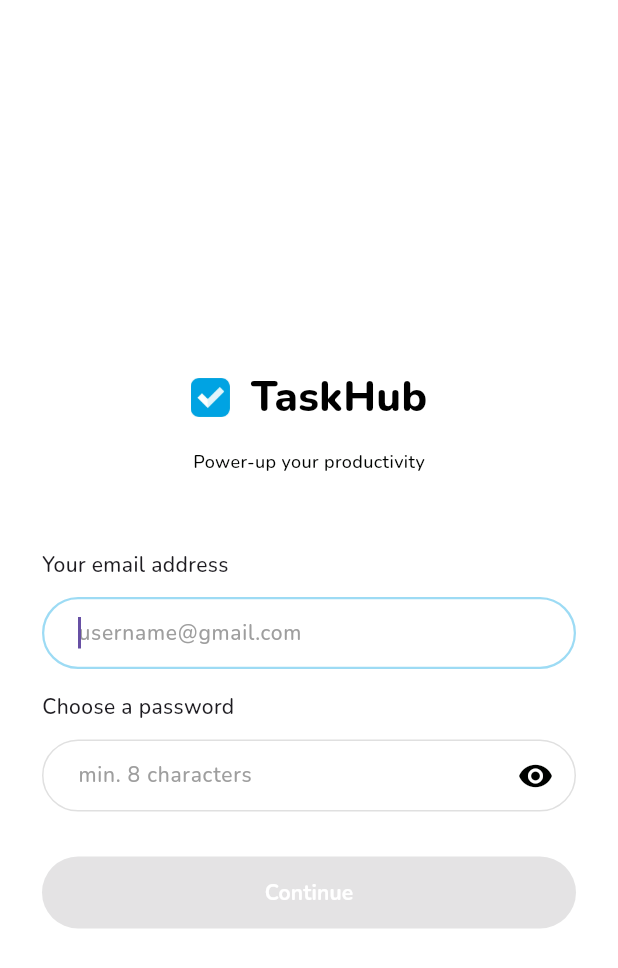
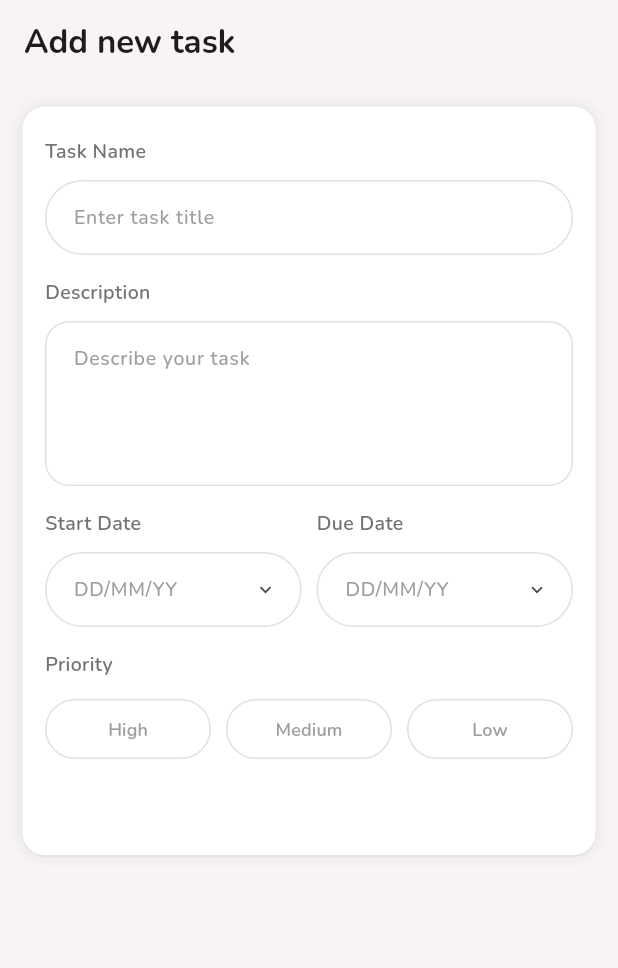
Before and after one commit to dzarurizkyy/taskhub-app, a Flutter app: the screen it shows after launch, on a phone screen of 412 x 824 dp. Shown: the top 968 px of the screen. Run offline on Flutter 3.47's test engine with Material 3 defaults, Android fonts, the phone set to English and light mode, and no system bars; our stand-ins replace html_unescape; accounts and stored records are empty.

Commit message:
commit 3: add page (phase 1)

```diff
--- a/lib/app.dart
+++ b/lib/app.dart
@@ -1,7 +1,8 @@
 import 'package:flutter/material.dart';
 import 'package:provider/provider.dart';
+import 'package:taskhub_app/pages/add_note_page.dart';
 
-import '../pages/login_page.dart';
+// import '../pages/login_page.dart';
 import './providers/user_provider.dart';
 
 class App extends StatelessWidget {
@@ -19,7 +20,7 @@ class App extends StatelessWidget {
       child: MaterialApp(
         debugShowCheckedModeBanner: false,
         title: "TaskHub App",
-        home: LoginPage(),
+        home: AddNotePage(),
       ),
     );
   }
--- /dev/null
+++ b/lib/pages/add_note_page.dart
@@ -0,0 +1,357 @@
+import 'package:flutter/material.dart';
+
+class AddNotePage extends StatefulWidget {
+  const AddNotePage({super.key});
+
+  @override
+  State<AddNotePage> createState() => _AddNotePageState();
+}
+
+class _AddNotePageState extends State<AddNotePage> {
+  final TextEditingController _startDateController = TextEditingController();
+  final TextEditingController _endDateController = TextEditingController();
+  final List<String> priorities = ["High", "Medium", "Low"];
+  int _selectedIndex = 0;
+
+  void _startSelectDate(BuildContext context) async {
+    DateTime? picked = await showDatePicker(
+      context: context,
+      initialDate: DateTime.now(),
+      firstDate: DateTime.now(),
+      lastDate: DateTime(DateTime.now().year, 12, 31),
+    );
+
+    if (picked != null) {
+      _startDateController.text =
+          "${picked.day}/${picked.month}/${picked.year}";
+    }
+  }
+
+  void _endSelectDate(BuildContext context) async {
+    DateTime? picked = await showDatePicker(
+      context: context,
+      initialDate: DateTime.now(),
+      firstDate: DateTime.now(),
+      lastDate: DateTime(DateTime.now().year, 12, 31),
+    );
+
+    if (picked != null) {
+      _endDateController.text = "${picked.day}/${picked.month}/${picked.year}";
+    }
+  }
+
+  @override
+  Widget build(BuildContext context) {
+    final appBar = AppBar(
+        title: Text("Add new task",
+            style: TextStyle(
+                fontFamily: "Nunito",
+                fontSize: 22,
+                fontWeight: FontWeight.w700)),
+        backgroundColor: Color.fromRGBO(248, 244, 244, 1.000));
+    final mediaQueryHeight = MediaQuery.of(context).size.height;
+    final bodyHeight = mediaQueryHeight -
+        appBar.preferredSize.height -
+        MediaQuery.of(context).padding.top;
+
+    return MaterialApp(
+      debugShowCheckedModeBanner: false,
+      home: Scaffold(
+        appBar: appBar,
+        body: SingleChildScrollView(
+          child: Padding(
+            padding: const EdgeInsets.all(15),
+            child: SizedBox(
+              width: MediaQuery.of(context).size.width,
+              child: Container(
+                height: 0.65 * bodyHeight,
+                decoration: BoxDecoration(
+                    color: Color.fromRGBO(255, 255, 255, 1.000),
+                    borderRadius: BorderRadius.circular(15),
+                    boxShadow: [
+                      BoxShadow(
+                        color: Color.fromRGBO(
+                          17,
+                          17,
+                          26,
+                          0.05,
+                        ),
+                        offset: Offset(0, 1), // (x: 0px, y: 1px)
+                        blurRadius: 0, // Tidak ada blur
+                      ),
+                      BoxShadow(
+                        color: Color.fromRGBO(
+                          17,
+                          17,
+                          26,
+                          0.1,
+                        ),
+                        offset: Offset(0, 0), // Tidak ada offset
+                        blurRadius: 8, // Blur 8px
+                      ),
+                    ]),
+                child: Padding(
+                  padding:
+                      const EdgeInsets.symmetric(horizontal: 15, vertical: 20),
+                  child: Column(
+                    crossAxisAlignment: CrossAxisAlignment.start,
+                    children: [
+                      Text(
+                        "Task Name",
+                        style: TextStyle(
+                          fontFamily: "Nunito",
+                          fontSize: 13,
+                          fontWeight: FontWeight.w600,
+                          color: Color.fromRGBO(113, 114, 118, 1.000),
+                        ),
+                      ),
+                      SizedBox(height: 10),
+                      TextFormField(
+                        style: TextStyle(
+                          fontSize: 13,
+                          fontFamily: "Nunito",
+                          fontWeight: FontWeight.w500,
+                          color: Color.fromARGB(1000, 0, 0, 0),
+                        ),
+                        decoration: InputDecoration(
+                          isDense: true,
+                          contentPadding: EdgeInsets.all(15),
+                          hintText: "Enter task title",
+                          hintStyle: TextStyle(
+                            fontSize: 13,
+                            fontFamily: "Nunito",
+                            fontWeight: FontWeight.w500,
+                            color: Colors.grey,
+                          ),
+                          enabledBorder: OutlineInputBorder(
+                            borderRadius: BorderRadius.circular(30),
+                            borderSide: BorderSide(color: Colors.grey.shade300),
+                          ),
+                          focusedBorder: OutlineInputBorder(
+                            borderRadius: BorderRadius.circular(30),
+                            borderSide: BorderSide(
+                              color: Colors.grey.shade300,
+                            ),
+                          ),
+                        ),
+                      ),
+                      SizedBox(height: 15),
+                      Text(
+                        "Description",
+                        style: TextStyle(
+                          fontFamily: "Nunito",
+                          fontSize: 13,
+                          fontWeight: FontWeight.w600,
+                          color: Color.fromRGBO(113, 114, 118, 1.000),
+                        ),
+                      ),
+                      SizedBox(height: 10),
+                      TextFormField(
+                        keyboardType: TextInputType.multiline,
+                        maxLines: 4,
+                        minLines: 4,
+                        style: TextStyle(
+                          fontSize: 13,
+                          fontFamily: "Nunito",
+                          fontWeight: FontWeight.w500,
+                          color: Color.fromARGB(1000, 0, 0, 0),
+                        ),
+                        decoration: InputDecoration(
+                          isDense: true,
+                          contentPadding: EdgeInsets.all(15),
+                          hintText: "Describe your task",
+                          hintStyle: TextStyle(
+                            fontSize: 13,
+                            fontFamily: "Nunito",
+                            fontWeight: FontWeight.w500,
+                            color: Colors.grey,
+                          ),
+                          enabledBorder: OutlineInputBorder(
+                            borderRadius: BorderRadius.circular(16),
+                            borderSide: BorderSide(color: Colors.grey.shade300),
+                          ),
+                          focusedBorder: OutlineInputBorder(
+                            borderRadius: BorderRadius.circular(16),
+                            borderSide: BorderSide(
+                              color: Colors.grey.shade300,
+                            ),
+                          ),
+                        ),
+                      ),
+                      SizedBox(height: 15),
+                      Row(
+                        children: [
+                          Expanded(
+                            child: Column(
+                              crossAxisAlignment: CrossAxisAlignment.start,
+                              children: [
+                                Text(
+                                  "Start Date",
+                                  style: TextStyle(
+                                    fontFamily: "Nunito",
+                                    fontSize: 13,
+                                    fontWeight: FontWeight.w600,
+                                    color: Color.fromRGBO(113, 114, 118, 1.000),
+                                  ),
+                                ),
+                                SizedBox(height: 10),
+                                TextFormField(
+                                  readOnly: true,
+                                  controller: _startDateController,
+                                  onTap: () => _startSelectDate(context),
+                                  style: TextStyle(
+                                    fontSize: 13,
+                                    fontFamily: "Nunito",
+                                    fontWeight: FontWeight.w500,
+                                    color: Color.fromARGB(1000, 0, 0, 0),
+                                  ),
+                                  decoration: InputDecoration(
+                                    isDense: true,
+                                    contentPadding: EdgeInsets.all(15),
+                                    hintText: "DD/MM/YY",
+                                    hintStyle: TextStyle(
+                                      fontSize: 13,
+                                      fontFamily: "Nunito",
+                                      fontWeight: FontWeight.w500,
+                                      color: Colors.grey,
+                                    ),
+                                    enabledBorder: OutlineInputBorder(
+                                      borderRadius: BorderRadius.circular(30),
+                                      borderSide: BorderSide(
+                                          color: Colors.grey.shade300),
+                                    ),
+                                    focusedBorder: OutlineInputBorder(
+                                      borderRadius: BorderRadius.circular(30),
+                                      borderSide: BorderSide(
+                                        color: Colors.grey.shade300,
+                                      ),
+                                    ),
+                                    suffixIcon: Icon(
+                                      Icons.keyboard_arrow_down,
+                                      size: 15,
+                                    ),
+                                  ),
+                                ),
+                              ],
+                            ),
+                          ),
+                          SizedBox(width: 10),
+                          Expanded(
+                            child: Column(
+                              crossAxisAlignment: CrossAxisAlignment.start,
+                              children: [
+                                Text(
+                                  "Due Date",
+                                  style: TextStyle(
+                                    fontFamily: "Nunito",
+                                    fontSize: 13,
+                                    fontWeight: FontWeight.w600,
+                                    color: Color.fromRGBO(113, 114, 118, 1.000),
+                                  ),
+                                ),
+                                SizedBox(height: 10),
+                                TextFormField(
+                                  readOnly: true,
+                                  onTap: () => _endSelectDate(context),
+                                  controller: _endDateController,
+                                  style: TextStyle(
+                                    fontSize: 13,
+                                    fontFamily: "Nunito",
+                                    fontWeight: FontWeight.w500,
+                                    color: Color.fromARGB(1000, 0, 0, 0),
+                                  ),
+                                  decoration: InputDecoration(
+                                    isDense: true,
+                                    contentPadding: EdgeInsets.all(15),
+                                    hintText: "DD/MM/YY",
+                                    hintStyle: TextStyle(
+                                      fontSize: 13,
+                                      fontFamily: "Nunito",
+                                      fontWeight: FontWeight.w500,
+                                      color: Colors.grey,
+                                    ),
+                                    enabledBorder: OutlineInputBorder(
+                                      borderRadius: BorderRadius.circular(30),
+                                      borderSide: BorderSide(
+                                          color: Colors.grey.shade300),
+                                    ),
+                                    focusedBorder: OutlineInputBorder(
+                                      borderRadius: BorderRadius.circular(30),
+                                      borderSide: BorderSide(
+                                        color: Colors.grey.shade300,
+                                      ),
+                                    ),
+                                    suffixIcon: Icon(
+                                      Icons.keyboard_arrow_down,
+                                      size: 15,
+                                    ),
+                                  ),
+                                ),
+                              ],
+                            ),
+                          ),
+                        ],
+                      ),
+                      SizedBox(height: 15),
+                      Text(
+                        "Priority",
+                        style: TextStyle(
+                          fontFamily: "Nunito",
+                          fontSize: 13,
+                          fontWeight: FontWeight.w600,
+                          color: Color.fromRGBO(113, 114, 118, 1.000),
+                        ),
+                      ),
+                      SizedBox(height: 10),
+                      Row(
+                        children:
+                            List.generate(priorities.length * 2 - 1, (index) {
+                          if (index.isOdd) {
+                            return SizedBox(
+                              width: 10,
+                            );
+                          }
+
+                          int btnIndex = index ~/ 2;
+                          return Expanded(
+                            child: ElevatedButton(
+                              style: ElevatedButton.styleFrom(
+                                backgroundColor: Colors.transparent,
+                                elevation: 0,
+                                shape: RoundedRectangleBorder(
+                                  borderRadius: BorderRadius.circular(30),
+                                  side: BorderSide(
+                                    color: Colors.grey.shade300,
+                                  ),
+                                ),
+                              ),
+                              onPressed: () {
+                                setState(() {
+                                  _selectedIndex = btnIndex;
+                                });
+                              },
+                              child: Text(
+                                priorities[btnIndex],
+                                style: TextStyle(
+                                  color: Colors.grey,
+                                  fontFamily: "Nunito",
+                                  fontWeight: FontWeight.w600,
+                                  fontSize: 12,
+                                ),
+                              ),
+                            ),
+                          );
+                        }),
+                      )
+                    ],
+                  ),
+                ),
+              ),
+            ),
+          ),
+        ),
+        backgroundColor: Color.fromRGBO(248, 244, 244, 1.000),
+      ),
+    );
+  }
+}
```
